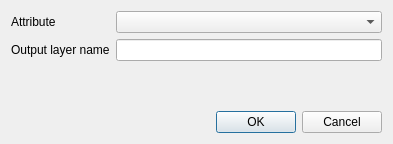
Old version of the form src/ui/processing/qgsprocessingdxflayerdetailswidgetbase.ui in the repository qgis/QGIS.
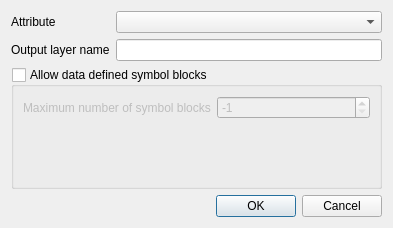
New version of the form. Custom widgets are drawn as their Qt base class.

Commit message: [processing] Expose DXF Export's data defined blocks functionality to processing

Diff of the .ui file:
```diff
--- a/src/ui/processing/qgsprocessingdxflayerdetailswidgetbase.ui
+++ b/src/ui/processing/qgsprocessingdxflayerdetailswidgetbase.ui
@@ -7,25 +7,28 @@
     <x>0</x>
     <y>0</y>
     <width>393</width>
-    <height>144</height>
+    <height>228</height>
    </rect>
   </property>
   <layout class="QGridLayout" name="gridLayout">
    <item row="0" column="1" colspan="2">
     <widget class="QgsFieldComboBox" name="mFieldsComboBox"/>
    </item>
-   <item row="3" column="2">
+   <item row="7" column="2">
     <widget class="QDialogButtonBox" name="mButtonBox">
      <property name="standardButtons">
       <set>QDialogButtonBox::Cancel|QDialogButtonBox::Ok</set>
      </property>
     </widget>
    </item>
-   <item row="2" column="0" colspan="3">
+   <item row="3" column="0" colspan="3">
     <spacer name="verticalSpacer">
      <property name="orientation">
       <enum>Qt::Vertical</enum>
      </property>
+     <property name="sizeType">
+      <enum>QSizePolicy::Preferred</enum>
+     </property>
      <property name="sizeHint" stdset="0">
       <size>
        <width>20</width>
@@ -51,6 +54,50 @@
    <item row="1" column="1" colspan="2">
     <widget class="QLineEdit" name="mOverriddenName"/>
    </item>
+   <item row="2" column="0" rowspan="2" colspan="3">
+    <widget class="QGroupBox" name="mGroupBoxBlocks">
+     <property name="enabled">
+      <bool>true</bool>
+     </property>
+     <property name="sizePolicy">
+      <sizepolicy hsizetype="Preferred" vsizetype="Preferred">
+       <horstretch>0</horstretch>
+       <verstretch>0</verstretch>
+      </sizepolicy>
+     </property>
+     <property name="title">
+      <string>Allow data defined symbol blocks</string>
+     </property>
+     <property name="checkable">
+      <bool>true</bool>
+     </property>
+     <property name="checked">
+      <bool>false</bool>
+     </property>
+     <layout class="QFormLayout" name="formLayout">
+      <item row="0" column="0">
+       <widget class="QLabel" name="label_3">
+        <property name="text">
+         <string>Maximum number of symbol blocks</string>
+        </property>
+       </widget>
+      </item>
+      <item row="0" column="1">
+       <widget class="QSpinBox" name="mSpinBoxBlocks">
+        <property name="toolTip">
+         <string>A value of -1 means no limitation.</string>
+        </property>
+        <property name="minimum">
+         <number>-1</number>
+        </property>
+        <property name="value">
+         <number>-1</number>
+        </property>
+       </widget>
+      </item>
+     </layout>
+    </widget>
+   </item>
   </layout>
  </widget>
  <customwidgets>
```
The commit also changes 4 other files.
